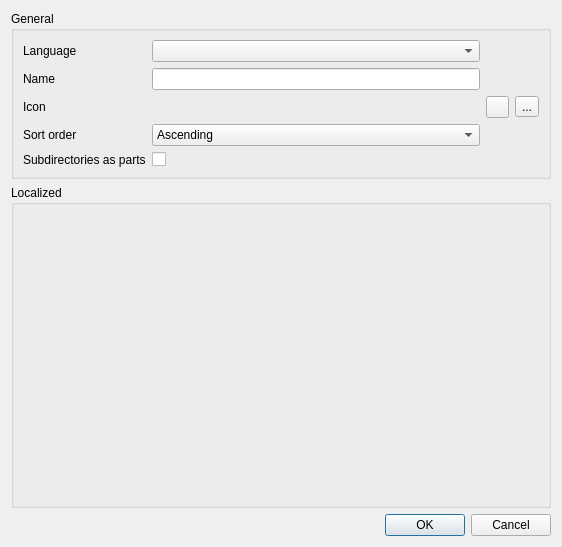
ZIMA-Engineering/ZIMA-CAD-Parts, file src/directoryeditordialog.ui: the form before one commit.
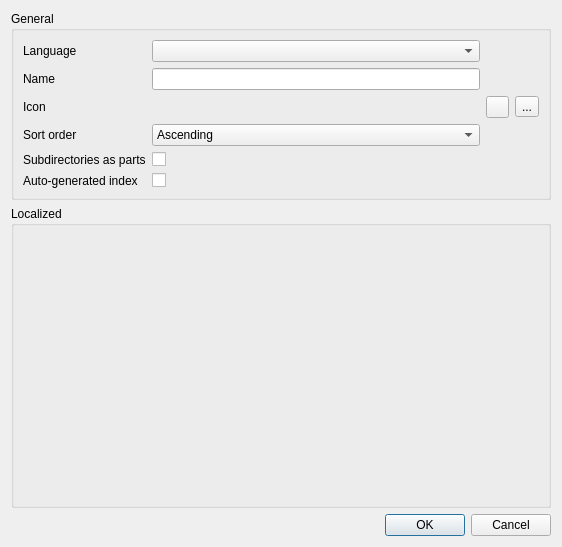
The form after the commit. Icons and pictures are not drawn.

Commit message: Add auto-generated directory indexes

The edit to the form file:
```diff
--- a/src/directoryeditordialog.ui
+++ b/src/directoryeditordialog.ui
@@ -89,6 +89,20 @@
         </property>
        </widget>
       </item>
+      <item row="5" column="0">
+       <widget class="QLabel" name="label_6">
+        <property name="text">
+         <string>Auto-generated index</string>
+        </property>
+       </widget>
+      </item>
+      <item row="5" column="1">
+       <widget class="QCheckBox" name="autoIndexCheckBox">
+        <property name="text">
+         <string/>
+        </property>
+       </widget>
+      </item>
       <item row="0" column="1">
        <widget class="QComboBox" name="languageComboBox"/>
       </item>
```
The commit also changes 14 other files.
